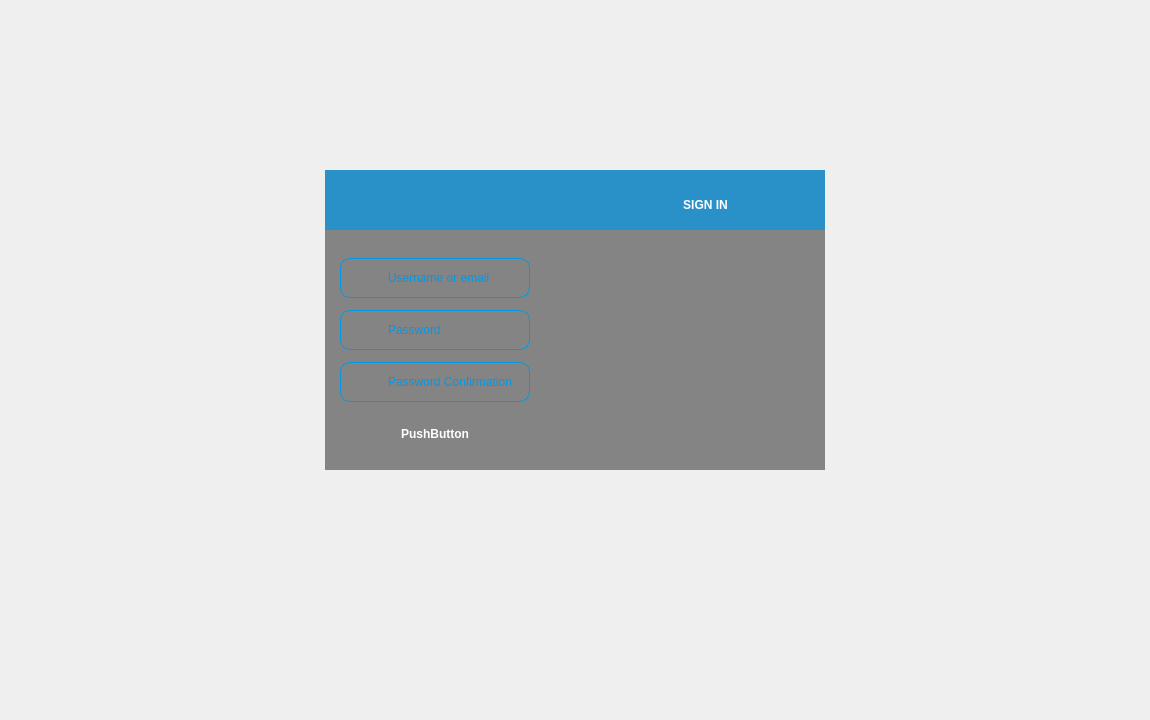
The window that registration.ui (mistrale/everywhere) describes before a commit, drawn with Qt 5.
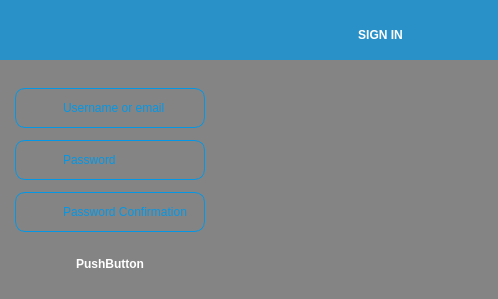
The same window after the commit. Icons and pictures are not drawn.

Patch:
```diff
--- a/registration.ui
+++ b/registration.ui
@@ -6,31 +6,18 @@
    <rect>
     <x>0</x>
     <y>0</y>
-    <width>1150</width>
-    <height>720</height>
+    <width>498</width>
+    <height>299</height>
    </rect>
   </property>
   <property name="windowTitle">
    <string>Form</string>
   </property>
-  <widget class="QLabel" name="background">
+  <widget class="QWidget" name="mainWidget" native="true">
    <property name="geometry">
     <rect>
      <x>0</x>
      <y>0</y>
-     <width>1151</width>
-     <height>721</height>
-    </rect>
-   </property>
-   <property name="text">
-    <string/>
-   </property>
-  </widget>
-  <widget class="QWidget" name="mainWidget" native="true">
-   <property name="geometry">
-    <rect>
-     <x>325</x>
-     <y>170</y>
      <width>500</width>
      <height>300</height>
     </rect>
```
Left out of the diff: 436 changed lines with no effect on the pictures.
